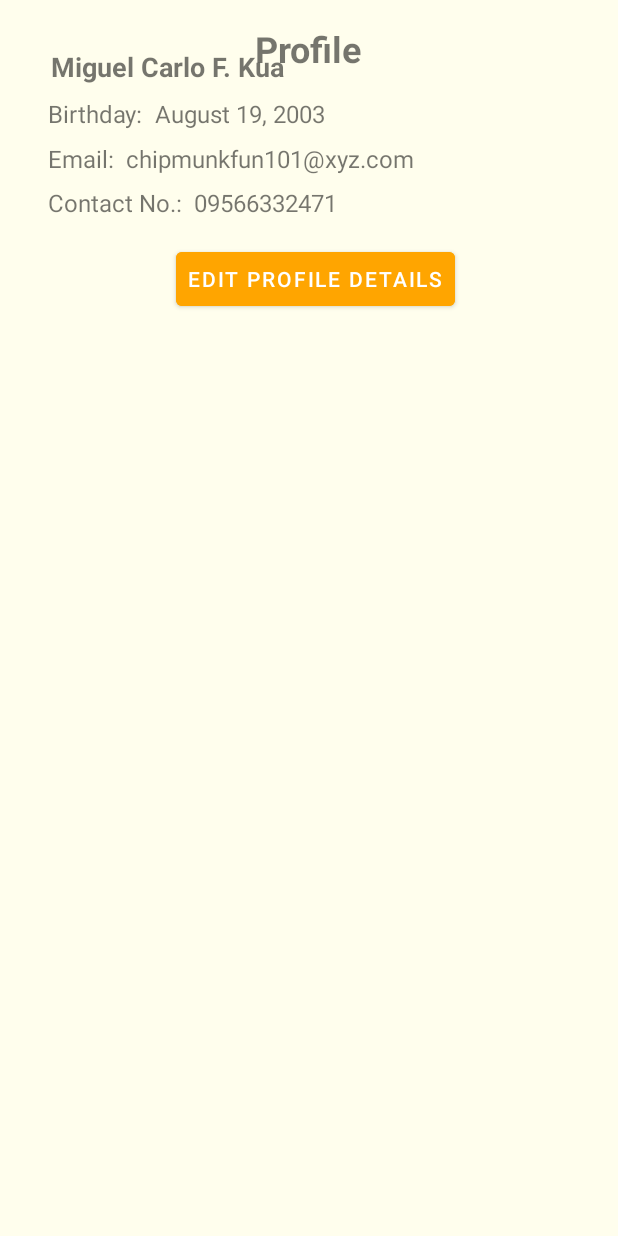
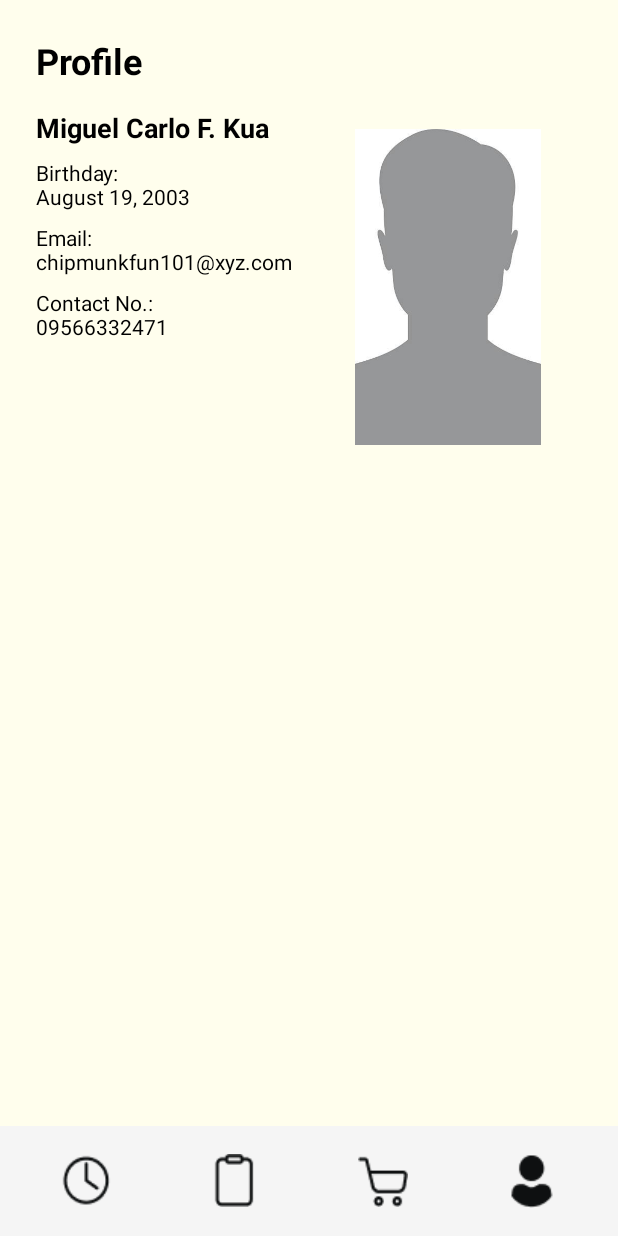
Before and after one commit to miguelkua/MOBDEVE_OffLine, an Android app built with Jetpack Compose: the layout activity_profile.xml on its own in the app's theme, with its tools: preview values and no code run, on a phone screen of 412 x 824 dp. Run offline under Robolectric (Android 15) with nearby library versions, the phone set to English and light mode, and no system bars.

Commit message:
Added Profile Page, front-end changes

```diff
--- a/app/src/main/AndroidManifest.xml
+++ b/app/src/main/AndroidManifest.xml
@@ -66,6 +66,11 @@
             android:screenOrientation="portrait"/>
 
         <activity
+            android:name=".activities.ProfileActivity"
+            android:exported="false"
+            android:screenOrientation="portrait"/>
+
+        <activity
             android:name="com.yalantis.ucrop.UCropActivity"
             android:screenOrientation="portrait"/>
 
--- a/app/src/main/java/com/kua/miguel/mobdeve/s11/argamosakuamp/activities/HistoryListActivity.kt
+++ b/app/src/main/java/com/kua/miguel/mobdeve/s11/argamosakuamp/activities/HistoryListActivity.kt
@@ -36,6 +36,12 @@ class HistoryListActivity : AppCompatActivity() {
             navigateToCart()
         }
 
+        viewBinding.btnProfile.setOnClickListener {
+            navigateToProfile()
+        }
+
+
+
         loadHistoryEntries()
     }
 
@@ -69,6 +75,12 @@ class HistoryListActivity : AppCompatActivity() {
         startActivity(intent)
     }
 
+    private fun navigateToProfile() {
+        val intent = Intent(this, ProfileActivity::class.java)
+        startActivity(intent)
+    }
+
+
     private fun navigateToCart() {
         val intent = Intent(this, CartActivity::class.java)
         startActivity(intent)
--- a/app/src/main/java/com/kua/miguel/mobdeve/s11/argamosakuamp/activities/ListActivity.kt
+++ b/app/src/main/java/com/kua/miguel/mobdeve/s11/argamosakuamp/activities/ListActivity.kt
@@ -71,6 +71,10 @@ class ListActivity : AppCompatActivity(), AddEntryDialogFragment.AddEntryListene
 
         viewBinding.btnCheckHistory.setOnClickListener {
             navigateToHistory()
+        }
+
+        viewBinding.btnProfile.setOnClickListener {
+            navigateToProfile()
         }
 
         // Load entries from Firestore
@@ -226,6 +230,11 @@ class ListActivity : AppCompatActivity(), AddEntryDialogFragment.AddEntryListene
         }
     }
 
+    private fun navigateToProfile() {
+        val intent = Intent(this, ProfileActivity::class.java)
+        startActivity(intent)
+    }
+
     private fun navigateToCart() {
         val intent = Intent(this, CartActivity::class.java)
         startActivity(intent)
--- /dev/null
+++ b/app/src/main/java/com/kua/miguel/mobdeve/s11/argamosakuamp/activities/ProfileActivity.kt
@@ -0,0 +1,84 @@
+package com.kua.miguel.mobdeve.s11.argamosakuamp.activities
+
+import android.app.AlertDialog
+import android.content.Intent
+import android.net.Uri
+import android.os.Bundle
+import android.util.Log
+import android.widget.Button
+import android.widget.TextView
+import android.widget.Toast
+import androidx.appcompat.app.AppCompatActivity
+import androidx.core.content.ContextCompat.startActivity
+import androidx.recyclerview.widget.ItemTouchHelper
+import androidx.recyclerview.widget.LinearLayoutManager
+import androidx.recyclerview.widget.RecyclerView
+import com.google.firebase.auth.FirebaseAuth
+import com.google.firebase.firestore.FirebaseFirestore
+import com.google.firebase.firestore.ListenerRegistration
+import com.kua.miguel.mobdeve.s11.argamosakuamp.R
+import com.kua.miguel.mobdeve.s11.argamosakuamp.adapters.ListAdapter
+import com.kua.miguel.mobdeve.s11.argamosakuamp.databinding.ActivityProfileBinding
+import com.kua.miguel.mobdeve.s11.argamosakuamp.dialogs.AddEntryDialogFragment
+import com.kua.miguel.mobdeve.s11.argamosakuamp.dialogs.EditEntryDialogFragment
+import com.kua.miguel.mobdeve.s11.argamosakuamp.helpers.SwipeHelper
+import com.kua.miguel.mobdeve.s11.argamosakuamp.models.EntryModel
+
+class ProfileActivity : AppCompatActivity() {
+
+    private val firestore: FirebaseFirestore = FirebaseFirestore.getInstance()
+    private val auth: FirebaseAuth = FirebaseAuth.getInstance()
+    private lateinit var binding: ActivityProfileBinding
+
+    override fun onCreate(savedInstanceState: Bundle?) {
+        super.onCreate(savedInstanceState)
+        binding = ActivityProfileBinding.inflate(layoutInflater)
+        setContentView(binding.root)
+
+        displayUsername()
+
+        binding.btnCheckHistory.setOnClickListener {
+            // Your navigation code here
+        }
+
+        binding.btnList.setOnClickListener {
+            navigateToList()
+        }
+
+        binding.btnCart.setOnClickListener {
+            navigateToCart()
+        }
+
+        binding.btnProfile.setOnClickListener {
+            // Your navigation code here
+        }
+    }
+
+    private fun navigateToList() {
+        val intent = Intent(this, ListActivity::class.java)
+        intent.flags = Intent.FLAG_ACTIVITY_NEW_TASK or Intent.FLAG_ACTIVITY_CLEAR_TASK
+        startActivity(intent)
+    }
+
+    private fun navigateToCart() {
+        val intent = Intent(this, CartActivity::class.java)
+        startActivity(intent)
+        finish()
+    }
+
+    private fun displayUsername() {
+        val user = auth.currentUser
+        val docRef = firestore.collection("users").document(user!!.uid)
+        docRef.get().addOnSuccessListener { document ->
+            if (document != null) {
+                val username = document.id
+                val profileNameTextView: TextView = findViewById(R.id.tvProfileName)
+                profileNameTextView.text = username
+            } else {
+                Log.d("ProfileActivity", "No such document")
+            }
+        }.addOnFailureListener { exception ->
+            Log.d("ProfileActivity", "get failed with ", exception)
+        }
+    }
+}
--- /dev/null
+++ b/app/src/main/res/drawable/circular_background.xml
@@ -0,0 +1,19 @@
+<?xml version="1.0" encoding="utf-8"?>
+<layer-list xmlns:android="http://schemas.android.com/apk/res/android">
+    <item>
+        <shape android:shape="oval">
+            <solid android:color="#80000000" /> <!-- Shadow color -->
+            <size
+                android:width="60dp"
+                android:height="60dp" />
+        </shape>
+    </item>
+    <item android:bottom="2dp" android:right="2dp">
+        <shape android:shape="oval">
+            <solid android:color="#FFFFFF" /> <!-- Background color -->
+            <size
+                android:width="60dp"
+                android:height="60dp" />
+        </shape>
+    </item>
+</layer-list>
--- a/app/src/main/res/layout/activity_profile.xml
+++ b/app/src/main/res/layout/activity_profile.xml
@@ -1,107 +1,147 @@
 <RelativeLayout xmlns:android="http://schemas.android.com/apk/res/android"
     xmlns:app="http://schemas.android.com/apk/res-auto"
+    xmlns:tools="http://schemas.android.com/tools"
     android:layout_width="match_parent"
     android:layout_height="match_parent"
     android:background="#FFFEED"
-    android:padding="16dp">
+    >
 
+    <!-- Profile Header -->
     <TextView
-        android:id="@+id/tvProfileTitle"
+        android:id="@+id/tvProfileHeader"
         android:layout_width="wrap_content"
         android:layout_height="wrap_content"
+        android:layout_marginTop="24dp"
+        android:layout_marginStart="24dp"
         android:text="Profile"
+        android:textColor="@android:color/black"
         android:textSize="24sp"
-        android:textStyle="bold"
+        android:textStyle="bold" />
+
+    <!-- Profile Picture -->
+
+    <!-- Profile Details -->
+
+    <ImageView
+        android:id="@+id/ivProfilePicture"
+        android:layout_width="124dp"
+        android:layout_height="119dp"
         android:layout_alignParentTop="true"
-        android:layout_centerHorizontal="true"
-        android:layout_marginBottom="16dp" />
+        android:layout_alignParentEnd="true"
+        android:layout_alignParentBottom="true"
+        android:layout_marginTop="86dp"
+        android:layout_marginEnd="51dp"
+        android:layout_marginBottom="527dp"
+        android:background="@drawable/circular_background"
+        android:contentDescription="Profile Picture"
+        android:scaleType="centerCrop"
+        android:src="@drawable/sample_profile_picture" />
 
-
-    <Button
-        android:id="@+id/btnEditProfile"
+    <LinearLayout
+        android:id="@+id/llProfileDetails"
         android:layout_width="wrap_content"
         android:layout_height="wrap_content"
-        android:layout_below="@+id/tvProfileContact"
-        android:layout_alignParentStart="true"
-        android:layout_marginStart="101dp"
         android:layout_marginTop="16dp"
-        android:backgroundTint="#FFA500"
-        android:padding="8dp"
-        android:text="Edit Profile Details"
-        android:textColor="#FFFFFF" />
+        android:layout_below="@id/tvProfileHeader"
+        android:layout_marginStart="24dp"
+        android:orientation="vertical">
 
         <TextView
             android:id="@+id/tvProfileName"
             android:layout_width="wrap_content"
             android:layout_height="wrap_content"
-        android:layout_alignParentStart="true"
-        android:layout_marginStart="18dp"
-        android:layout_marginTop="16dp"
             android:text="Miguel Carlo F. Kua"
+            android:textColor="@android:color/black"
             android:textSize="18sp"
             android:textStyle="bold" />
-
-    <TextView
-        android:id="@+id/tvProfileBirthdayLabel"
-        android:layout_width="wrap_content"
-        android:layout_height="wrap_content"
-        android:layout_below="@+id/tvProfileName"
-        android:layout_marginStart="16dp"
-        android:layout_marginTop="8dp"
-        android:text="Birthday:"
-        android:textSize="16sp" />
 
         <TextView
             android:id="@+id/tvProfileBirthday"
             android:layout_width="wrap_content"
             android:layout_height="wrap_content"
-        android:layout_below="@+id/tvProfileName"
-        android:layout_marginStart="8dp"
             android:layout_marginTop="8dp"
-        android:layout_toEndOf="@+id/tvProfileBirthdayLabel"
-        android:text="August 19, 2003"
-        android:textSize="16sp" />
-
-    <TextView
-        android:id="@+id/tvProfileEmailLabel"
-        android:layout_width="wrap_content"
-        android:layout_height="wrap_content"
-        android:layout_below="@+id/tvProfileBirthdayLabel"
-        android:layout_marginStart="16dp"
-        android:layout_marginTop="8dp"
-        android:text="Email:"
-        android:textSize="16sp" />
+            android:text="Birthday:\nAugust 19, 2003"
+            android:textColor="@android:color/black"
+            android:textSize="14sp" />
 
         <TextView
             android:id="@+id/tvProfileEmail"
             android:layout_width="wrap_content"
             android:layout_height="wrap_content"
-        android:layout_below="@+id/tvProfileBirthday"
-        android:layout_marginStart="8dp"
             android:layout_marginTop="8dp"
-        android:layout_toEndOf="@+id/tvProfileEmailLabel"
-        android:text="chipmunkfun101@xyz.com"
-        android:textSize="16sp" />
-
-    <TextView
-        android:id="@+id/tvProfileContactLabel"
-        android:layout_width="wrap_content"
-        android:layout_height="wrap_content"
-        android:layout_below="@+id/tvProfileEmailLabel"
-        android:layout_marginStart="16dp"
-        android:layout_marginTop="7dp"
-        android:text="Contact No.:"
-        android:textSize="16sp" />
+            android:text="Email:\nchipmunkfun101@xyz.com"
+            android:textColor="@android:color/black"
+            android:textSize="14sp" />
 
         <TextView
             android:id="@+id/tvProfileContact"
             android:layout_width="wrap_content"
             android:layout_height="wrap_content"
-        android:layout_below="@+id/tvProfileEmail"
-        android:layout_marginStart="8dp"
-        android:layout_marginTop="7dp"
-        android:layout_toEndOf="@+id/tvProfileContactLabel"
-        android:text="09566332471"
-        android:textSize="16sp" />
+            android:layout_marginTop="8dp"
+            android:text="Contact No.:\n09566332471"
+            android:textColor="@android:color/black"
+            android:textSize="14sp" />
+
+    </LinearLayout>
+
+
+
+
+    <!-- Bottom Navigation -->
+    <LinearLayout
+        android:id="@+id/llBottomButtons"
+        android:layout_width="match_parent"
+        android:layout_height="wrap_content"
+        android:orientation="horizontal"
+        android:gravity="center_vertical"
+        android:padding="8dp"
+        android:background="#F5F5F5"
+        android:layout_alignParentBottom="true">
+
+        <ImageButton
+            android:id="@+id/btnCheckHistory"
+            android:layout_width="0dp"
+            android:layout_height="wrap_content"
+            android:layout_weight="1"
+            android:src="@drawable/ic_clock"
+            android:contentDescription="History of Records"
+            android:background="?attr/selectableItemBackgroundBorderless"
+            android:scaleType="centerInside"
+            android:padding="8dp" />
+
+        <ImageButton
+            android:id="@+id/btnList"
+            android:layout_width="0dp"
+            android:layout_height="wrap_content"
+            android:layout_weight="1"
+            android:src="@drawable/ic_list"
+            android:contentDescription="List"
+            android:background="?attr/selectableItemBackgroundBorderless"
+            android:scaleType="centerInside"
+            android:padding="8dp" />
+
+        <ImageButton
+            android:id="@+id/btnCart"
+            android:layout_width="0dp"
+            android:layout_height="wrap_content"
+            android:layout_weight="1"
+            android:src="@drawable/ic_cart"
+            android:contentDescription="Checkout"
+            android:background="?attr/selectableItemBackgroundBorderless"
+            android:scaleType="centerInside"
+            android:padding="8dp" />
+
+        <ImageButton
+            android:id="@+id/btnProfile"
+            android:layout_width="0dp"
+            android:layout_height="wrap_content"
+            android:layout_weight="1"
+            android:src="@drawable/ic_user_filled"
+            android:contentDescription="Profile"
+            android:background="?attr/selectableItemBackgroundBorderless"
+            android:scaleType="centerInside"
+            android:padding="8dp" />
+
+    </LinearLayout>
 
 </RelativeLayout>
--- /dev/null
+++ b/app/src/main/res/layout/dialog_edit_profiledetails.xml
@@ -0,0 +1,6 @@
+<?xml version="1.0" encoding="utf-8"?>
+<androidx.constraintlayout.widget.ConstraintLayout xmlns:android="http://schemas.android.com/apk/res/android"
+    android:layout_width="match_parent"
+    android:layout_height="match_parent">
+
+</androidx.constraintlayout.widget.ConstraintLayout>
--- /dev/null
+++ b/app/src/main/res/layout/dialog_edit_profilepicture.xml
@@ -0,0 +1,6 @@
+<?xml version="1.0" encoding="utf-8"?>
+<androidx.constraintlayout.widget.ConstraintLayout xmlns:android="http://schemas.android.com/apk/res/android"
+    android:layout_width="match_parent"
+    android:layout_height="match_parent">
+
+</androidx.constraintlayout.widget.ConstraintLayout>
```
Also changed, not shown: app/src/main/res/drawable/sample_profile_picture.png (added). Lines whose indentation alone changed are shown as unchanged.
